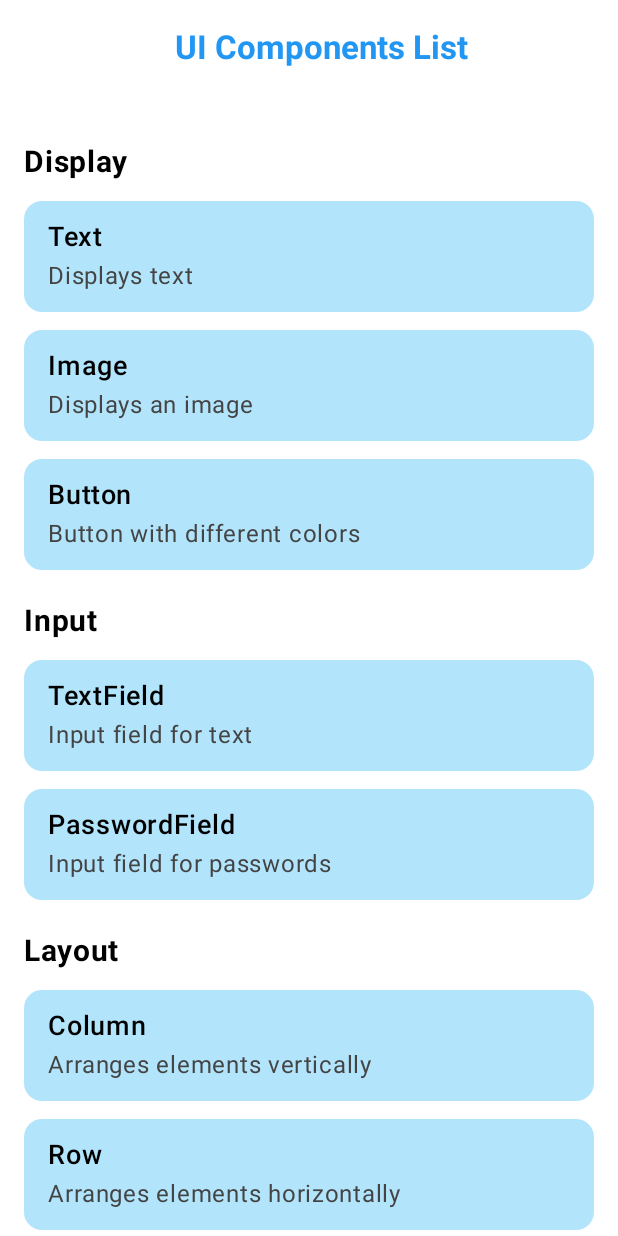
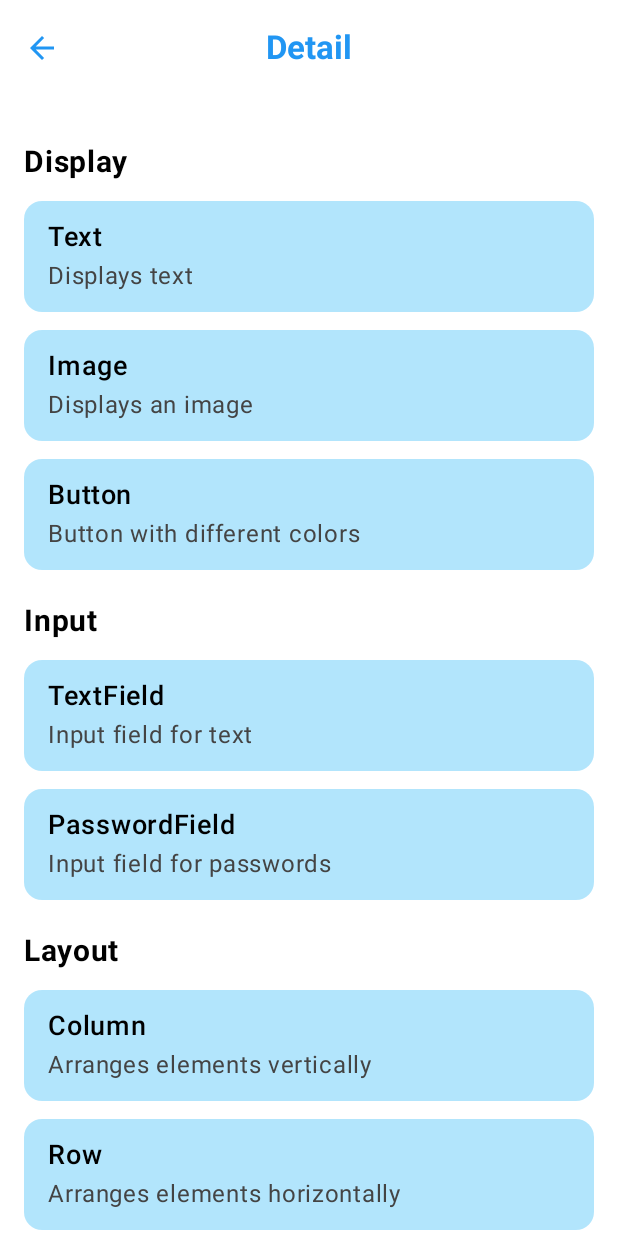
Before and after one commit to cao-Dat04/Tuan-03, an Android app built with Jetpack Compose: the HomeActivity screen opened directly, with no data from a screen before it, on a phone screen of 412 x 824 dp. Run offline under Robolectric (Android 15) with nearby library versions, the phone set to English and light mode, and no system bars.

Commit message:
Thuc hanh 1

```diff
--- a/SourceCode/app/src/main/AndroidManifest.xml
+++ b/SourceCode/app/src/main/AndroidManifest.xml
@@ -53,6 +53,9 @@
         <activity
             android:name=".BoxDetailActivity"
             android:exported="false"/>
+        <activity
+            android:name=".Detail"
+            android:exported="false"/>
     </application>
 
 </manifest>
--- a/SourceCode/app/src/main/java/com/example/myapplication/HomeActivity.kt
+++ b/SourceCode/app/src/main/java/com/example/myapplication/HomeActivity.kt
@@ -9,15 +9,24 @@ import androidx.compose.foundation.background
 import androidx.compose.foundation.clickable
 import androidx.compose.foundation.layout.Column
 import androidx.compose.foundation.layout.PaddingValues
+import androidx.compose.foundation.layout.Spacer
 import androidx.compose.foundation.layout.fillMaxSize
 import androidx.compose.foundation.layout.fillMaxWidth
 import androidx.compose.foundation.layout.padding
+import androidx.compose.foundation.layout.width
 import androidx.compose.foundation.lazy.LazyColumn
 import androidx.compose.foundation.lazy.items
+import androidx.compose.material.icons.Icons
+import androidx.compose.material3.SegmentedButtonDefaults.Icon
+import androidx.compose.material3.Icon
+import androidx.compose.material.icons.automirrored.filled.ArrowBack
+import androidx.compose.material.icons.automirrored.filled.ArrowBack
 import androidx.compose.material3.ExperimentalMaterial3Api
+import androidx.compose.material3.IconButton
 import androidx.compose.material3.ListItem
 import androidx.compose.material3.MaterialTheme
 import androidx.compose.material3.Scaffold
+import androidx.compose.material3.SegmentedButtonDefaults.Icon
 import androidx.compose.material3.Text
 import androidx.compose.material3.TopAppBar
 import androidx.compose.material3.TopAppBarDefaults
@@ -42,19 +51,31 @@ class HomeActivity : ComponentActivity() {
                 Scaffold(
                     modifier = Modifier.fillMaxSize(),
                     topBar = {
+                        val onBackClick = { finish() }
                         TopAppBar(
                             title = {
                                 Text(
-                                    text = "UI Components List",
-                                    modifier = Modifier
-                                        .fillMaxWidth(),
+                                    text = "Detail",
+                                    modifier = Modifier.fillMaxWidth(),
                                     fontWeight = FontWeight.Bold,
-                                    textAlign = TextAlign.Center
+                                    textAlign = TextAlign.Center,
+                                    color = Color(0xFF2196F3)
                                 )
-                                    },
+                            },
+                            navigationIcon = {
+                                IconButton(onClick = onBackClick) {
+                                    Icon(
+                                        imageVector = Icons.AutoMirrored.Filled.ArrowBack,
+                                        contentDescription = "Back",
+                                        tint = Color(0xFF2196F3)
+                                    )
+                                }
+                            },
+                            actions = {
+                                Spacer(modifier = Modifier.width(48.dp))
+                            },
                             colors = TopAppBarDefaults.topAppBarColors(
-                                containerColor = Color.White,
-                                titleContentColor = Color(0xFF2196F3)
+                                containerColor = Color.White
                             )
                         )
                     }
@@ -62,6 +83,7 @@ class HomeActivity : ComponentActivity() {
                     val context = LocalContext.current
                     ComponentsListScreen(
                         paddingValues = innerPadding,
+                        onBackClick = { finish() },
                         onComponentClick = { component ->
                             val intent = Intent(context, component.activityClass)
                             startActivity(intent)
@@ -81,6 +103,7 @@ sealed class ListItem {
 @Composable
 fun ComponentsListScreen(
     onComponentClick: (ListItem.ComponentItem) -> Unit,
+    onBackClick: () -> Unit,
     paddingValues: PaddingValues
 ) {
     val listItems = listOf(
@@ -96,7 +119,18 @@ fun ComponentsListScreen(
         ListItem.Header("Layout"),
         ListItem.ComponentItem("Column", "Arranges elements vertically", ColumnDetailActivity::class.java),
         ListItem.ComponentItem("Row", "Arranges elements horizontally", RowDetailActivity::class.java),
-        ListItem.ComponentItem("Box", "Arranges elements in a box", BoxDetailActivity::class.java)
+        ListItem.ComponentItem("Box", "Arranges elements in a box", BoxDetailActivity::class.java),
+
+        ListItem.Header("Detail"),
+        ListItem.ComponentItem("Detail", "Arranges elements vertically", Detail::class.java),
+        ListItem.ComponentItem("Detail", "Arranges elements horizontally", Detail::class.java),
+        ListItem.ComponentItem("Detail", "Arranges elements vertically", Detail::class.java),
+        ListItem.ComponentItem("Detail", "Arranges elements horizontally", Detail::class.java),
+        ListItem.ComponentItem("Detail", "Arranges elements vertically", Detail::class.java),
+        ListItem.ComponentItem("Detail", "Arranges elements horizontally", Detail::class.java),
+        ListItem.ComponentItem("Detail", "Arranges elements vertically", Detail::class.java),
+        ListItem.ComponentItem("Detail", "Arranges elements horizontally", Detail::class.java),
+        ListItem.ComponentItem("Detail", "Arranges elements in a box", Detail::class.java)
     )
 
     Column(
@@ -169,7 +203,7 @@ fun ComponentListItem(component: ListItem.ComponentItem, onClick: () -> Unit) {
 fun ComponentsListScreenPreview() {
     MyApplicationTheme {
         Scaffold(modifier = Modifier.fillMaxSize()) { innerPadding ->
-            ComponentsListScreen(onComponentClick = {}, paddingValues = innerPadding)
+            ComponentsListScreen(onComponentClick = {}, onBackClick = {}, paddingValues = innerPadding)
         }
     }
 }
--- a/SourceCode/app/src/main/java/com/example/myapplication/SplashActivity.kt
+++ b/SourceCode/app/src/main/java/com/example/myapplication/SplashActivity.kt
@@ -111,7 +111,7 @@ fun SlashScreenContent(paddingValues: PaddingValues, onReadyButtonClick: () -> U
             )
         ) {
             Text(
-                text = "I'm ready!",
+                text = "Root",
                 fontSize = 20.sp,
                 fontWeight = FontWeight.Bold,
                 textAlign = TextAlign.Center
```
Also changed, not shown: SourceCode/app/src/main/java/com/example/myapplication/Detail.kt (added, +171 -0 lines).
